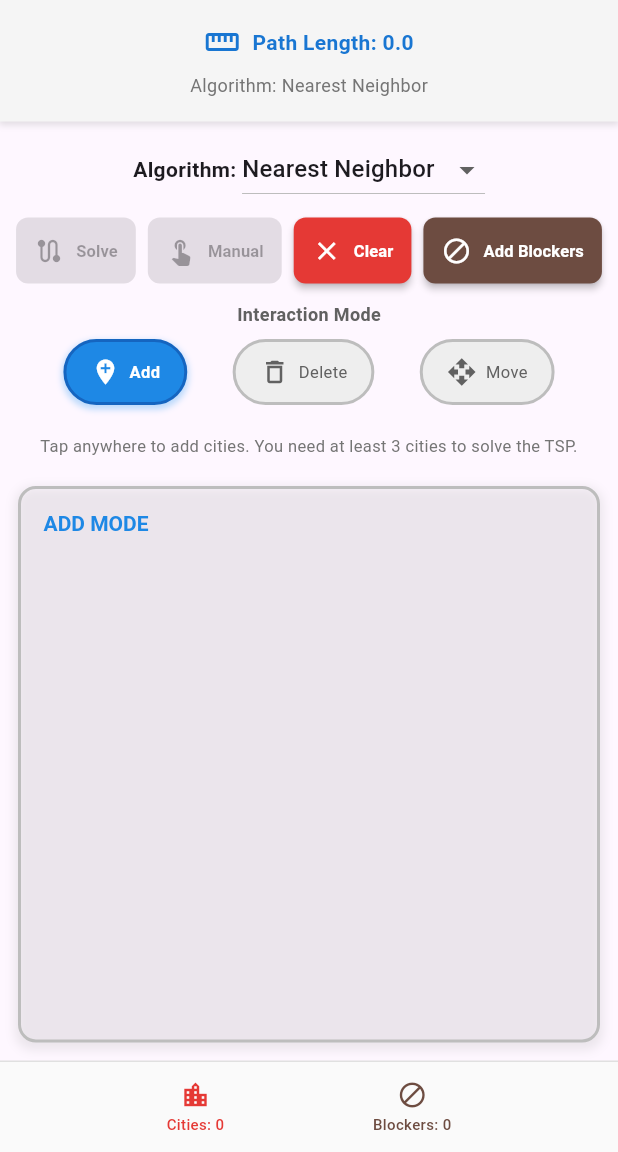
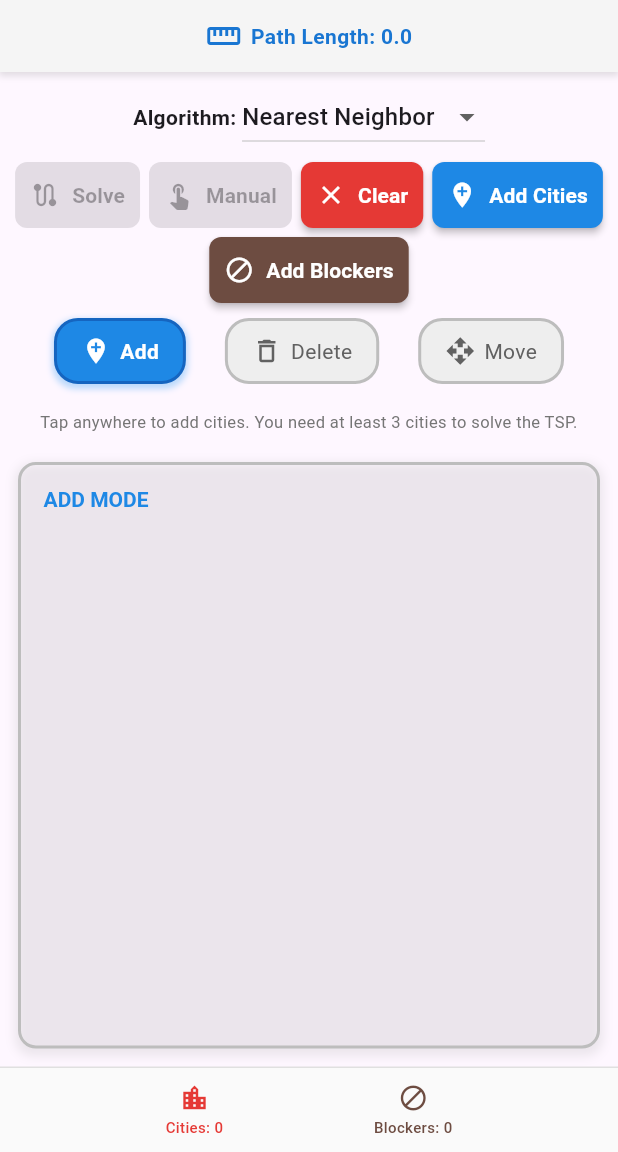
Before and after one commit to dev-ym/tsp1, a Flutter app: the screen it shows after launch, on a phone screen of 412 x 824 dp, the part 84-1236 px from its top. Run offline on Flutter 3.47's test engine with Material 3 defaults, Android fonts, the phone set to English and light mode, and no system bars.

Commit message:
add 'add cities' button

```diff
--- a/lib/main.dart
+++ b/lib/main.dart
@@ -8,8 +8,8 @@ void main() {
 // Constants extracted for better maintainability
 class TSPConstants {
   // Visual Constants
-  static const double cityRadius = 8.0;
-  static const double blockerRadius = 8.0;
+  static const double cityRadius = 12.0;
+  static const double blockerRadius = 12.0;
   static const double tapRadius = 25.0; // Increased for better mobile experience
   static const double dragRadius = 30.0; // Larger drag area
   static const double pathStrokeWidth = 2.5;
@@ -17,11 +17,11 @@ class TSPConstants {
   static const double highlightRadius = 12.0;
 
   // Layout Constants
-  static const double buttonSpacing = 8.0;
-  static const double buttonPadding = 12.0;
-  static const double compactButtonPadding = 8.0;
+  static const double buttonSpacing = 6.0; //8.0;
+  static const double buttonPadding = 10.0; //12.0;
+  static const double compactButtonPadding = 6.0; //8.0;
   static const double canvasMargin = 12.0;
-  static const double controlPanelPadding = 16.0;
+  static const double controlPanelPadding = 12.0; //16.0;
   static const double minButtonSize = 44.0; // iOS/Android minimum touch target
 
   // Algorithm Constants
@@ -33,10 +33,14 @@ class TSPConstants {
 
   // Blocker Constants
   static const int defaultBlockerCount = 3;
+  static const int defaultCitiesCount = 4;
   static const double minDistanceFromCities = 35.0;
   static const double minDistanceBetweenBlockers = 30.0;
+  static const double minDistanceBetweenCities = 30.0;
+  static const double canvasMarginForCities = 25.0;
   static const double canvasMarginForBlockers = 25.0;
   static const int maxBlockerPlacementAttempts = 300;
+  static const int maxCitiesPlacementAttempts = 300;
 }
 
 class TSPApp extends StatelessWidget {
@@ -292,6 +296,56 @@ class _TSPHomePageState extends State<TSPHomePage> {
 
       _resetPath();
     });
+  }
+
+  void _addRandomCities() {
+    setState(() {
+      Random random = Random();
+      int attempts = 0;
+      int addedCities = 0;
+
+      while (addedCities < TSPConstants.defaultCitiesCount &&
+             attempts < TSPConstants.maxCitiesPlacementAttempts) {
+        attempts++;
+
+        final RenderBox renderBox = canvasKey.currentContext!.findRenderObject() as RenderBox;
+        final Size size = renderBox.size;
+
+        double canvasWidth = size.width - 32;
+        double canvasHeight = size.height - 25;
+
+        double x = TSPConstants.canvasMarginForCities +
+                  random.nextDouble() * (canvasWidth - 2 * TSPConstants.canvasMarginForCities);
+        double y = TSPConstants.canvasMarginForCities +
+                  random.nextDouble() * (canvasHeight - 2 * TSPConstants.canvasMarginForCities);
+        Offset newCity = Offset(x, y);
+
+        if (_isValidCityPosition(newCity)) {
+          cities.add(newCity);
+          addedCities++;
+        }
+      }
+
+      _resetPath();
+    });
+  }
+
+  bool _isValidCityPosition(Offset position) {
+    // Check distance from cities
+    for (Offset city in cities) {
+      if (_calculateDistance(city, position) < TSPConstants.minDistanceBetweenCities) {
+        return false;
+      }
+    }
+
+    // Check distance from other blockers
+    for (Offset blocker in blockers) {
+      if (_calculateDistance(blocker, position) < TSPConstants.minDistanceFromCities) {
+        return false;
+      }
+    }
+
+    return true;
   }
 
   bool _isValidBlockerPosition(Offset position) {
@@ -708,14 +762,14 @@ class _TSPHomePageState extends State<TSPHomePage> {
                     ),
                   ],
                 ),
-                SizedBox(height: 8),
-                Text(
-                  'Algorithm: ${_getAlgorithmName(selectedAlgorithm)}',
-                  style: TextStyle(
-                    fontSize: 12,
-                    color: Colors.grey[600],
-                  ),
-                ),
+                // SizedBox(height: 8),
+                // Text(
+                //   'Algorithm: ${_getAlgorithmName(selectedAlgorithm)}',
+                //   style: TextStyle(
+                //     fontSize: 12,
+                //     color: Colors.grey[600],
+                //   ),
+                // ),
               ],
             ),
           ),
@@ -758,7 +812,7 @@ class _TSPHomePageState extends State<TSPHomePage> {
                 _buildEnhancedButton(
                   onPressed: cities.length >= 3 && !isSolving ? _solveTSP : null,
                   icon: isSolving ? Icons.hourglass_empty : Icons.route,
-                  label: isSolving ? 'Solving...' : 'Solve',
+                  label: 'Solve',
                   color: Colors.blue,
                 ),
                 _buildEnhancedButton(
@@ -772,6 +826,12 @@ class _TSPHomePageState extends State<TSPHomePage> {
                   icon: Icons.clear,
                   label: 'Clear',
                   color: Colors.red,
+                ),
+                _buildEnhancedButton(
+                  onPressed: !isSolving ? _addRandomCities : null,
+                  icon: Icons.add_location,
+                  label: 'Add Cities',
+                  color: Colors.blue,
                 ),
                 _buildEnhancedButton(
                   onPressed: !isSolving ? _addRandomBlockers : null,
@@ -829,20 +889,11 @@ class _TSPHomePageState extends State<TSPHomePage> {
             ),
 
           // Mode selection with better touch targets
-          if (!isManualMode && !isSolving)
+          if (!isManualMode ) // && !isSolving
             Container(
               padding: EdgeInsets.all(TSPConstants.buttonPadding),
               child: Column(
                 children: [
-                  Text(
-                    'Interaction Mode',
-                    style: TextStyle(
-                      fontSize: 12,
-                      fontWeight: FontWeight.bold,
-                      color: Colors.grey[700],
-                    ),
-                  ),
-                  SizedBox(height: TSPConstants.buttonSpacing),
                   Row(
                     mainAxisAlignment: MainAxisAlignment.spaceEvenly,
                     children: [
@@ -949,7 +1000,7 @@ class _TSPHomePageState extends State<TSPHomePage> {
         icon: Icon(icon, size: 20),
         label: Text(
           label,
-          style: TextStyle(fontSize: 11, fontWeight: FontWeight.w600),
+          style: TextStyle(fontSize: 14, fontWeight: FontWeight.w600),
         ),
         style: ElevatedButton.styleFrom(
           backgroundColor: color[600],
@@ -979,7 +1030,7 @@ class _TSPHomePageState extends State<TSPHomePage> {
       child: ElevatedButton.icon(
         onPressed: onPressed,
         icon: Icon(icon, size: 16),
-        label: Text(label, style: TextStyle(fontSize: 9)),
+        label: Text(label, style: TextStyle(fontSize: 14)),
         style: ElevatedButton.styleFrom(
           backgroundColor: backgroundColor,
           foregroundColor: foregroundColor,
@@ -1007,7 +1058,7 @@ class _TSPHomePageState extends State<TSPHomePage> {
         padding: EdgeInsets.symmetric(horizontal: 16, vertical: 8),
         decoration: BoxDecoration(
           color: isSelected ? Colors.blue[600] : Colors.grey[200],
-          borderRadius: BorderRadius.circular(22),
+          borderRadius: BorderRadius.circular(16), //22
           border: Border.all(
             color: isSelected ? Colors.blue[800]! : Colors.grey[400]!,
             width: 2,
@@ -1035,7 +1086,7 @@ class _TSPHomePageState extends State<TSPHomePage> {
               style: TextStyle(
                 color: isSelected ? Colors.white : Colors.grey[700],
                 fontWeight: isSelected ? FontWeight.bold : FontWeight.normal,
-                fontSize: 11,
+                fontSize: 14,
               ),
             ),
           ],
```
